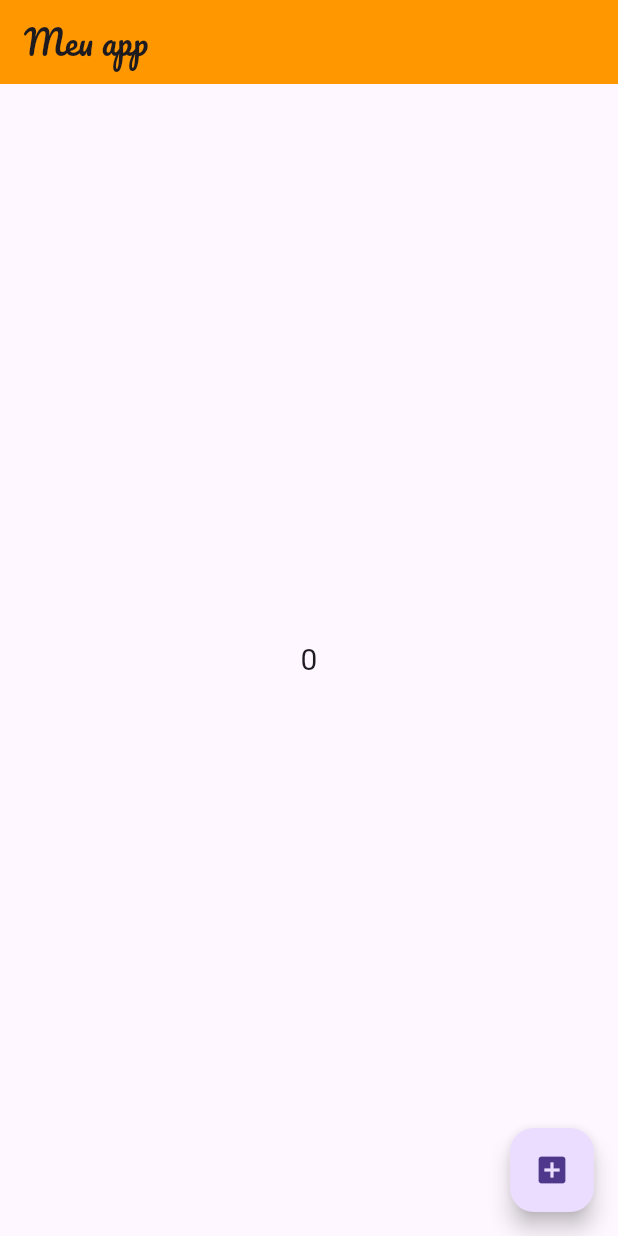
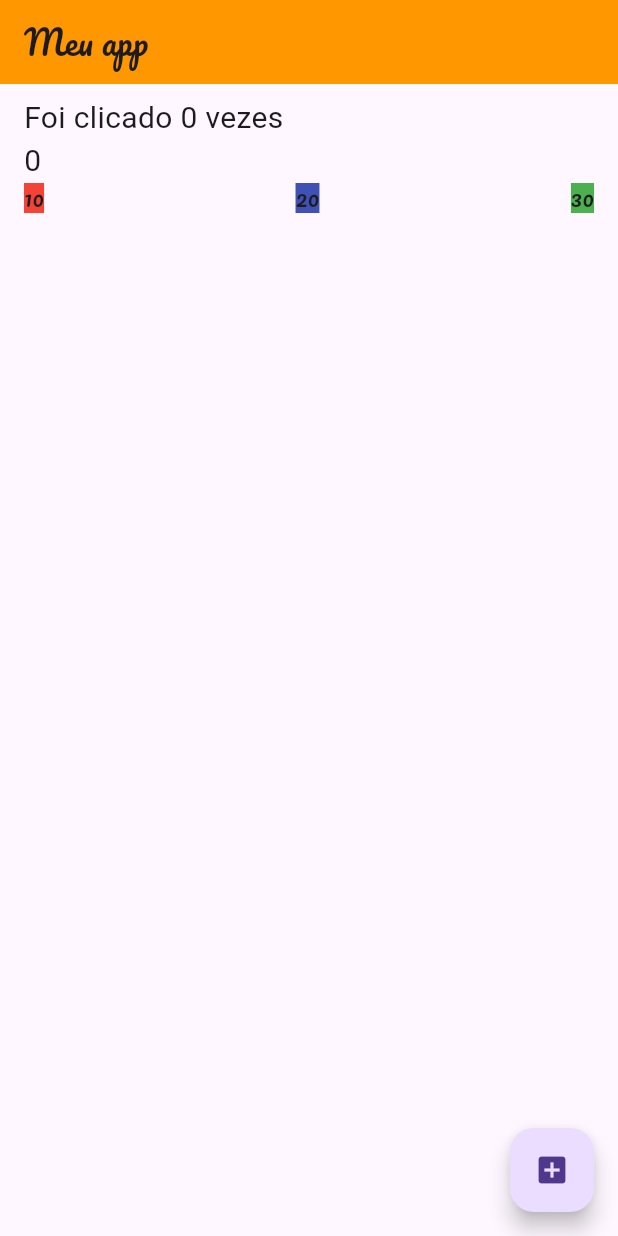
Before and after one commit to GustavoCanuto/Flutter, a Flutter app: the screen it shows after launch, on a phone screen of 412 x 824 dp. Run offline on Flutter 3.47's test engine with Material 3 defaults, Android fonts, the light colour scheme and no system bars; our stand-ins replace google_fonts; Roboto replaces fonts that are missing (Acme).

Commit message:
feat: column and row

```diff
--- a/myapp/lib/pages/home_page.dart
+++ b/myapp/lib/pages/home_page.dart
@@ -14,7 +14,7 @@ class HomePage extends StatefulWidget {
 
 class _HomePageState extends State<HomePage> {
   var numeroGerado = 0;
-
+  var quantidadeDeCliques = 0;
 
   @override
   Widget build(BuildContext context) {
@@ -23,15 +23,39 @@ class _HomePageState extends State<HomePage> {
         title: Text("Meu app",
         style: GoogleFonts.pacifico()),
       ),
-      body:  Center(
-        child:  Text(numeroGerado.toString(),
-        style: GoogleFonts.acme(fontSize: 20),
+      body:  Container(
+        width: double.infinity,
+        margin: const EdgeInsets.symmetric(horizontal: 16, vertical: 8),
+        child: Column(
+          crossAxisAlignment: CrossAxisAlignment.start,
+          mainAxisAlignment: MainAxisAlignment.start,
+          children: [
+
+              Text("Foi clicado $quantidadeDeCliques vezes",
+              style: GoogleFonts.acme(fontSize: 20),
+              ),
+
+
+              Text(numeroGerado.toString(),
+              style: GoogleFonts.acme(fontSize: 20),
+              ),
+           Row(
+            mainAxisAlignment: MainAxisAlignment.spaceBetween,
+            children: [
+             Container(color: Colors.red, child: Text("10")),
+             Container(color: Colors.indigo,child: Text("20")),
+             Container(color: Colors.green,child: Text("30")),
+            ],
+            )
+          ],
         ),
       ),
+
       floatingActionButton: FloatingActionButton(
         child: const Icon(Icons.add_box),
         onPressed: () {
           setState(() {
+            quantidadeDeCliques++;
             numeroGerado = GeradorNumeroAleatorioService.gerarNumeroAleatorio(10);
           });
         },
```
